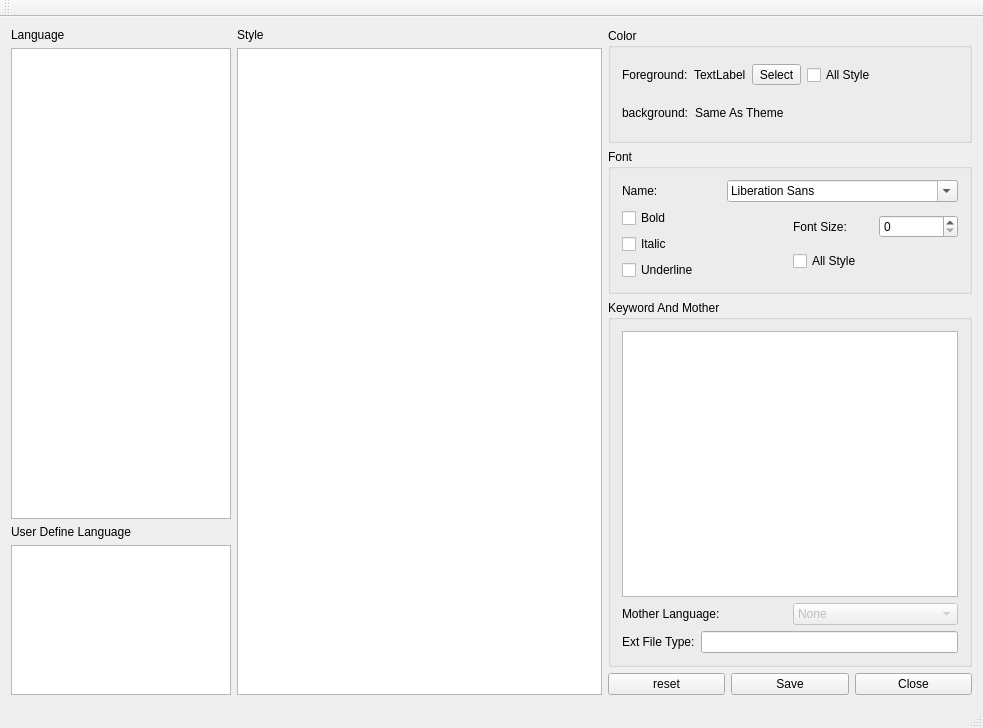
First picture: the form in src/qtlangset.ui, repository cxasm/notepad--, before the edit.
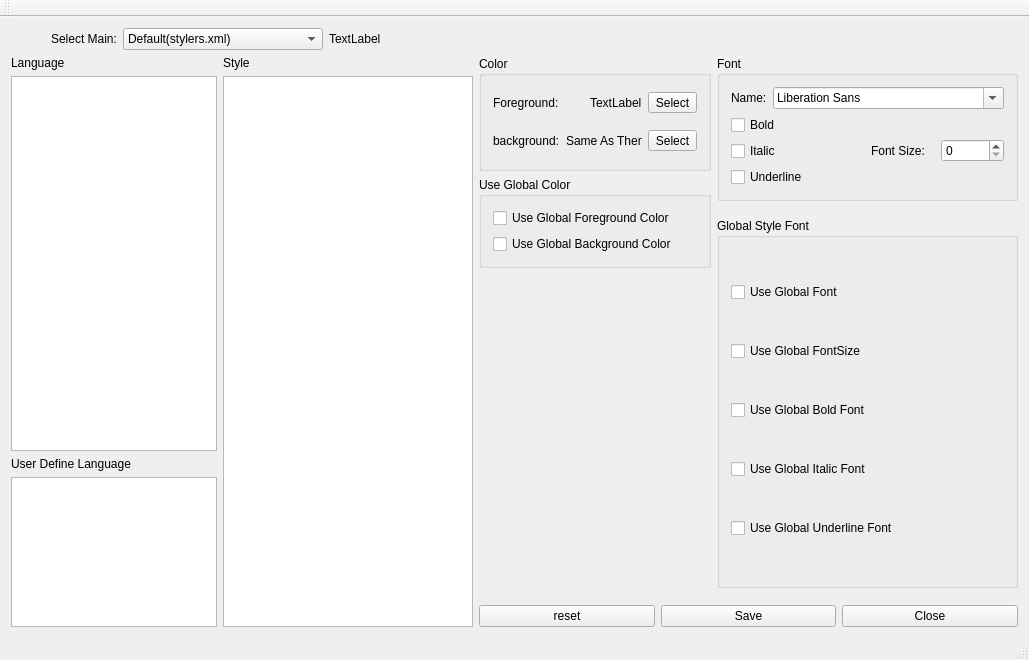
Second picture: the form after the edit. The open tabs and pages were chosen to show the change. Icons and pictures are not drawn.

Patch:
```diff
--- a/src/qtlangset.ui
+++ b/src/qtlangset.ui
@@ -6,8 +6,8 @@
    <rect>
     <x>0</x>
     <y>0</y>
-    <width>983</width>
-    <height>728</height>
+    <width>1029</width>
+    <height>660</height>
    </rect>
   </property>
   <property name="windowTitle">
@@ -18,7 +18,156 @@
     <normaloff>:/Resources/edit/global/ndd.ico</normaloff>:/Resources/edit/global/ndd.ico</iconset>
   </property>
   <widget class="QWidget" name="centralWidget">
-   <layout class="QHBoxLayout" name="horizontalLayout_9">
+   <layout class="QVBoxLayout" name="verticalLayout_13">
+    <item>
+     <layout class="QHBoxLayout" name="horizontalLayout_8">
+      <item>
+       <spacer name="horizontalSpacer_4">
+        <property name="orientation">
+         <enum>Qt::Horizontal</enum>
+        </property>
+        <property name="sizeType">
+         <enum>QSizePolicy::Preferred</enum>
+        </property>
+        <property name="sizeHint" stdset="0">
+         <size>
+          <width>40</width>
+          <height>20</height>
+         </size>
+        </property>
+       </spacer>
+      </item>
+      <item>
+       <widget class="QLabel" name="label_10">
+        <property name="text">
+         <string>Select Main:</string>
+        </property>
+       </widget>
+      </item>
+      <item>
+       <widget class="QComboBox" name="mainThemesCbox">
+        <property name="minimumSize">
+         <size>
+          <width>200</width>
+          <height>0</height>
+         </size>
+        </property>
+        <item>
+         <property name="text">
+          <string>Default(stylers.xml)</string>
+         </property>
+        </item>
+        <item>
+         <property name="text">
+          <string>Bespin</string>
+         </property>
+        </item>
+        <item>
+         <property name="text">
+          <string>Black board</string>
+         </property>
+        </item>
+        <item>
+         <property name="text">
+          <string>Blue Light</string>
+         </property>
+        </item>
+        <item>
+         <property name="text">
+          <string>Choco</string>
+         </property>
+        </item>
+        <item>
+         <property name="text">
+          <string>DansLeRuSH-Dark</string>
+         </property>
+        </item>
+        <item>
+         <property name="text">
+          <string>Deep Black</string>
+         </property>
+        </item>
+        <item>
+         <property name="text">
+          <string>Lavender</string>
+         </property>
+        </item>
+        <item>
+         <property name="text">
+          <string>HotFudgeSundae</string>
+         </property>
+        </item>
+        <item>
+         <property name="text">
+          <string>Misty Rose</string>
+         </property>
+        </item>
+        <item>
+         <property name="text">
+          <string>Mono Industrial</string>
+         </property>
+        </item>
+        <item>
+         <property name="text">
+          <string>Monokai</string>
+         </property>
+        </item>
+        <item>
+         <property name="text">
+          <string>Obsidian</string>
+         </property>
+        </item>
+        <item>
+         <property name="text">
+          <string>Plastic Code Wrap</string>
+         </property>
+        </item>
+        <item>
+         <property name="text">
+          <string>Ruby Blue</string>
+         </property>
+        </item>
+        <item>
+         <property name="text">
+          <string>Twilight</string>
+         </property>
+        </item>
+        <item>
+         <property name="text">
+          <string>Vibrant Ink</string>
+         </property>
+        </item>
+        <item>
+         <property name="text">
+          <string>Yellow Rice</string>
+         </property>
+        </item>
+       </widget>
+      </item>
+      <item>
+       <widget class="QLabel" name="curThemes">
+        <property name="text">
+         <string>TextLabel</string>
+        </property>
+       </widget>
+      </item>
+      <item>
+       <spacer name="horizontalSpacer_3">
+        <property name="orientation">
+         <enum>Qt::Horizontal</enum>
+        </property>
+        <property name="sizeHint" stdset="0">
+         <size>
+          <width>40</width>
+          <height>20</height>
+         </size>
+        </property>
+       </spacer>
+      </item>
+     </layout>
+    </item>
+    <item>
+     <layout class="QHBoxLayout" name="horizontalLayout_11">
     <item>
        <layout class="QVBoxLayout" name="verticalLayout">
         <item>
@@ -97,7 +246,11 @@
        </layout>
       </item>
     <item>
-     <layout class="QVBoxLayout" name="verticalLayout_5">
+       <layout class="QVBoxLayout" name="verticalLayout_12">
+        <item>
+         <layout class="QHBoxLayout" name="horizontalLayout_9">
+          <item>
+           <layout class="QVBoxLayout" name="verticalLayout_10">
       <item>
          <widget class="QGroupBox" name="groupBox_2">
           <property name="title">
@@ -139,26 +292,6 @@
                </property>
               </widget>
              </item>
-             <item>
-            <widget class="QCheckBox" name="modiryAllColor">
-             <property name="text">
-              <string>All Style</string>
-             </property>
-            </widget>
-           </item>
-           <item>
-              <spacer name="horizontalSpacer">
-               <property name="orientation">
-                <enum>Qt::Horizontal</enum>
-               </property>
-               <property name="sizeHint" stdset="0">
-                <size>
-                 <width>40</width>
-                 <height>20</height>
-                </size>
-               </property>
-              </spacer>
-             </item>
             </layout>
            </item>
            <item>
@@ -190,23 +323,60 @@
               </widget>
              </item>
              <item>
-              <spacer name="horizontalSpacer_2">
+                  <widget class="QToolButton" name="toolButton1">
+                   <property name="text">
+                    <string>Select</string>
+                   </property>
+                  </widget>
+                 </item>
+                </layout>
+               </item>
+              </layout>
+             </widget>
+            </item>
+            <item>
+             <widget class="QGroupBox" name="useGlobalColor">
+              <property name="title">
+               <string>Use Global Color</string>
+              </property>
+              <layout class="QVBoxLayout" name="verticalLayout_9">
+               <item>
+                <widget class="QCheckBox" name="useGbFc">
+                 <property name="text">
+                  <string>Use Global Foreground Color</string>
+                 </property>
+                </widget>
+               </item>
+               <item>
+                <widget class="QCheckBox" name="useGbBc">
+                 <property name="enabled">
+                  <bool>true</bool>
+                 </property>
+                 <property name="text">
+                  <string>Use Global Background Color</string>
+                 </property>
+                </widget>
+               </item>
+              </layout>
+             </widget>
+            </item>
+            <item>
+             <spacer name="verticalSpacer">
                <property name="orientation">
-                <enum>Qt::Horizontal</enum>
+               <enum>Qt::Vertical</enum>
                </property>
                <property name="sizeHint" stdset="0">
                 <size>
-                 <width>40</width>
-                 <height>20</height>
+                <width>20</width>
+                <height>40</height>
                 </size>
                </property>
               </spacer>
              </item>
             </layout>
            </item>
-          </layout>
-         </widget>
-        </item>
+          <item>
+           <layout class="QVBoxLayout" name="verticalLayout_11">
         <item>
          <widget class="QGroupBox" name="groupBox_3">
           <property name="title">
@@ -266,14 +436,9 @@
               </widget>
              </item>
              <item>
-                <widget class="QSpinBox" name="fontSpinBox"/>
-             </item>
-            </layout>
-           </item>
-             <item>
-              <widget class="QCheckBox" name="modifyAllFont">
-               <property name="text">
-                <string>All Style</string>
+                      <widget class="QSpinBox" name="fontSpinBox">
+                       <property name="singleStep">
+                        <number>1</number>
                </property>
               </widget>
              </item>
@@ -282,14 +447,35 @@
           </layout>
          </item>
         </layout>
+               </item>
+              </layout>
          </widget>
         </item>
         <item>
+             <widget class="QStackedWidget" name="stackedWidget">
+              <property name="currentIndex">
+               <number>0</number>
+              </property>
+              <widget class="QWidget" name="page_normal">
+               <layout class="QGridLayout" name="gridLayout">
+                <property name="leftMargin">
+                 <number>0</number>
+                </property>
+                <property name="rightMargin">
+                 <number>0</number>
+                </property>
+                <item row="0" column="0">
        <widget class="QGroupBox" name="groupBox">
         <property name="title">
          <string>Keyword And Mother </string>
           </property>
         <layout class="QVBoxLayout" name="verticalLayout_4">
+                   <property name="leftMargin">
+                    <number>0</number>
+                   </property>
+                   <property name="rightMargin">
+                    <number>0</number>
+                   </property>
          <item>
           <widget class="QPlainTextEdit" name="keywordTe">
            <property name="readOnly">
@@ -346,6 +532,68 @@
         </layout>
        </widget>
       </item>
+               </layout>
+              </widget>
+              <widget class="QWidget" name="page_global">
+               <layout class="QGridLayout" name="gridLayout_2">
+                <property name="leftMargin">
+                 <number>0</number>
+                </property>
+                <property name="rightMargin">
+                 <number>0</number>
+                </property>
+                <item row="0" column="0">
+                 <widget class="QGroupBox" name="useGlobalFont">
+                  <property name="title">
+                   <string>Global Style Font</string>
+                  </property>
+                  <layout class="QVBoxLayout" name="verticalLayout_5">
+                   <item>
+                    <widget class="QCheckBox" name="useGbFont">
+                     <property name="text">
+                      <string>Use Global Font</string>
+                     </property>
+                    </widget>
+                   </item>
+                   <item>
+                    <widget class="QCheckBox" name="useGbFontSize">
+                     <property name="text">
+                      <string>Use Global FontSize</string>
+                     </property>
+                    </widget>
+                   </item>
+                   <item>
+                    <widget class="QCheckBox" name="useGbFontBold">
+                     <property name="text">
+                      <string>Use Global Bold Font</string>
+                     </property>
+                    </widget>
+                   </item>
+                   <item>
+                    <widget class="QCheckBox" name="useGbFontItalic">
+                     <property name="text">
+                      <string>Use Global Italic Font</string>
+                     </property>
+                    </widget>
+                   </item>
+                   <item>
+                    <widget class="QCheckBox" name="useGbFontUnderline">
+                     <property name="text">
+                      <string>Use Global Underline Font</string>
+                     </property>
+                    </widget>
+                   </item>
+                  </layout>
+                 </widget>
+                </item>
+               </layout>
+              </widget>
+             </widget>
+            </item>
+           </layout>
+          </item>
+         </layout>
+        </item>
       <item>
        <layout class="QHBoxLayout" name="horizontalLayout_4">
         <item>
@@ -374,13 +622,15 @@
      </layout>
     </item>
    </layout>
+    </item>
+   </layout>
   </widget>
   <widget class="QMenuBar" name="menuBar">
    <property name="geometry">
     <rect>
      <x>0</x>
      <y>0</y>
-     <width>983</width>
+     <width>1029</width>
      <height>23</height>
     </rect>
    </property>
```
Left out of the diff: 168 changed lines with no effect on the pictures. Lines whose indentation alone changed are shown as unchanged.
